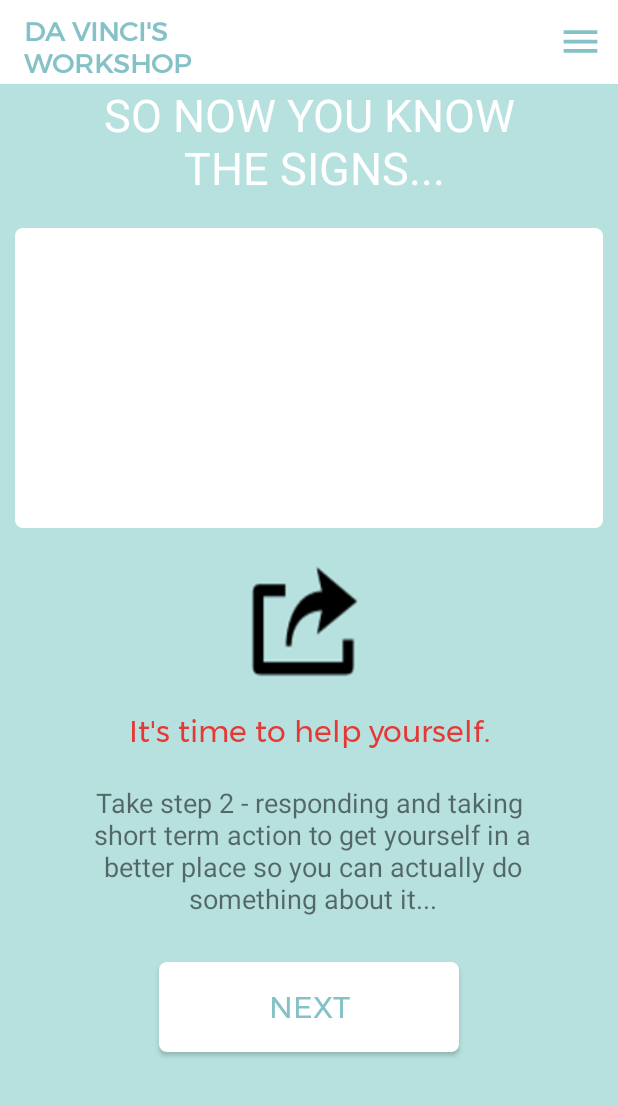
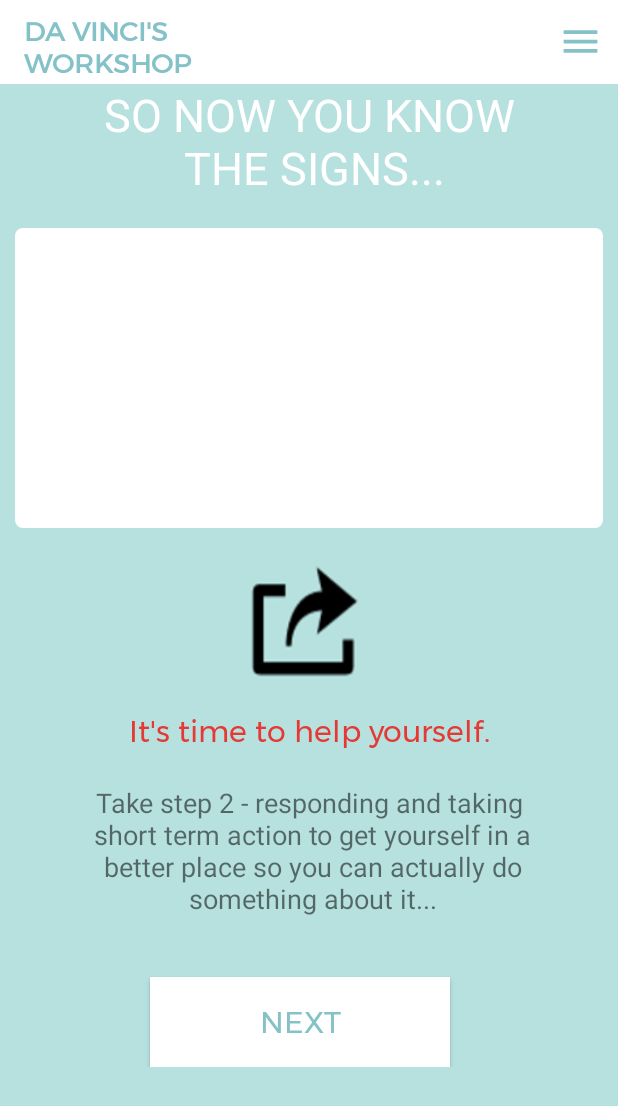
Before and after one commit to bellaQuin/DVWMobileApplication, an Android app: the Slide_13 screen opened directly, with no data from a screen before it, on a phone screen of 412 x 824 dp. Shown: the top 1106 px of the screen. Run offline under Robolectric (Android 15) with nearby library versions, the phone set to English and light mode, and no system bars; our stand-ins replace Firebase (no records; nobody signed in at launch, a user with empty details on screens opened directly).

Commit message:
2/12/2019

```diff
--- a/app/src/main/java/com/example/coachingapp/Login.java
+++ b/app/src/main/java/com/example/coachingapp/Login.java
@@ -15,6 +15,7 @@ import android.widget.Toast;
 import com.example.coachingapp.Goals.Goal_DisplaySummary;
 import com.example.coachingapp.Goals.Goal_Question_4;
 import com.example.coachingapp.Goals.Goal_Question_5;
+import com.example.coachingapp.ResilienceandCopingMechanisms.Slide_14;
 import com.google.android.gms.tasks.OnCompleteListener;
 import com.google.android.gms.tasks.Task;
 import com.google.firebase.auth.AuthResult;
@@ -103,7 +104,7 @@ public class Login extends AppCompatActivity {
                         //UserDashboard
                         if (mAuth.getCurrentUser().isEmailVerified()){
 
-                            startActivity(new Intent(Login.this, Goal_Question_5.class));
+                            startActivity(new Intent(Login.this, UserDashboard.class));
 
                             Toast.makeText(Login.this, "Login Successful", Toast.LENGTH_SHORT ).show();
 
--- a/app/src/main/java/com/example/coachingapp/Models/Resilience_1.java
+++ b/app/src/main/java/com/example/coachingapp/Models/Resilience_1.java
@@ -1,6 +1,7 @@
 package com.example.coachingapp.Models;
 
 public class Resilience_1 {
+
     public String ResilienceInput_1;
 
     public Resilience_1(){
--- a/app/src/main/java/com/example/coachingapp/UserDashboard.java
+++ b/app/src/main/java/com/example/coachingapp/UserDashboard.java
@@ -13,6 +13,7 @@ import android.view.View;
 import android.widget.Button;
 import android.widget.ImageButton;
 
+import com.example.coachingapp.ResilienceandCopingMechanisms.ResilienceMain;
 import com.example.coachingapp.WebBlog.DashboardBlog;
 import com.google.android.material.navigation.NavigationView;
 import com.google.firebase.auth.FirebaseAuth;
@@ -122,4 +123,9 @@ public class UserDashboard extends AppCompatActivity implements NavigationView.O
         Intent intent = new Intent(UserDashboard.this, QuickCoachingOptions.class);
         startActivity(intent);
     }
+
+    public void btn_resilience(View view) {
+        Intent intent = new Intent(UserDashboard.this, ResilienceMain.class);
+        startActivity(intent);
+    }
 }
--- a/app/src/main/res/layout/activity_goal__question_6.xml
+++ b/app/src/main/res/layout/activity_goal__question_6.xml
@@ -212,8 +212,7 @@
                                 android:layout_marginBottom="20dp"
                                 android:background="@drawable/button_shape"
                                 android:fontFamily="@font/montserrat"
-
-                                android:onClick="btn_next_next"
+                                android:onClick="btn_next"
                                 android:text="NEXT"
                                 android:textColor="#326b6f"
                                 android:textSize="28dp"
--- a/app/src/main/res/layout/activity_slide_13.xml
+++ b/app/src/main/res/layout/activity_slide_13.xml
@@ -90,19 +90,20 @@
 
 
                     <Button
+
+                        android:id="@+id/next"
                         android:layout_width="200dp"
                         android:layout_height="60dp"
+                        android:layout_marginLeft="100dp"
+                        android:layout_marginTop="40dp"
+                        android:background="#ffffff"
+                        android:fontFamily="@font/montserrat"
+                        android:onClick="btn_next"
+                        android:text="Next"
                         android:layout_below="@id/text2"
-                        android:layout_marginTop="30dp"
-                        android:layout_marginBottom="20dp"
-                        android:background="@drawable/button_shape"
-                        android:layout_centerHorizontal="true"
-                        android:text="NEXT"
-                        android:fontFamily="@font/montserrat"
-                        android:textSize="20dp"
-                        android:onClick="btn_resilience_question_one"
                         android:textColor="#84c2c8"
-                        android:id="@+id/btn_next_ip_question_one"/>
+                        android:textSize="20dp" />
+
 
                 </RelativeLayout>
 
--- a/app/src/main/res/layout/activity_user_dashboard.xml
+++ b/app/src/main/res/layout/activity_user_dashboard.xml
@@ -275,6 +275,8 @@
                 android:layout_marginStart="20dp"
                 android:layout_marginTop="16dp"
                 android:layout_marginEnd="20dp"
+                android:clickable="true"
+                android:onClick="btn_resilience"
                 android:background="#edf6f7"
                 app:layout_constraintEnd_toEndOf="parent"
                 app:layout_constraintHorizontal_bias="0.7"
```
Also changed, not shown: app/src/main/java/com/example/coachingapp/Goals/Goal_Question_6.java (+1 -29 lines), app/src/main/java/com/example/coachingapp/ResilienceandCopingMechanisms/Slide_12_Behavioural.java (+11 -11 lines), app/src/main/java/com/example/coachingapp/ResilienceandCopingMechanisms/Slide_12_Innerthoughts.java (+10 -10 lines), app/src/main/java/com/example/coachingapp/ResilienceandCopingMechanisms/Slide_12_Physical.java (+14 -14 lines), app/src/main/java/com/example/coachingapp/ResilienceandCopingMechanisms/Slide_13.java (+7 -5 lines), 2 other files.
